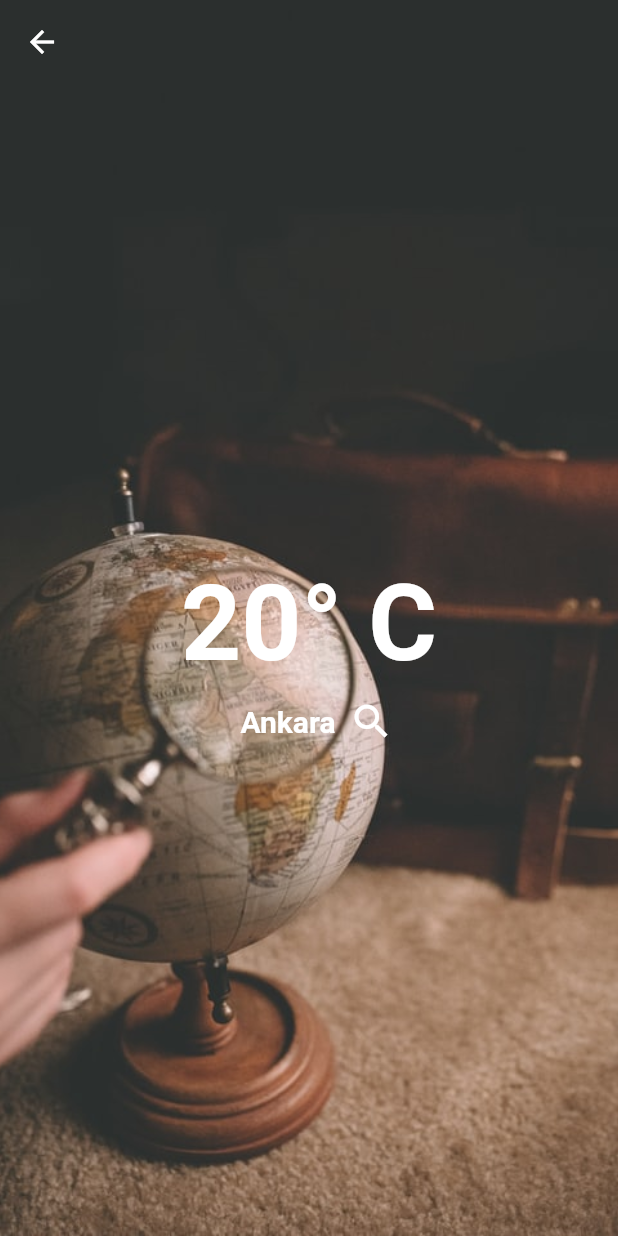
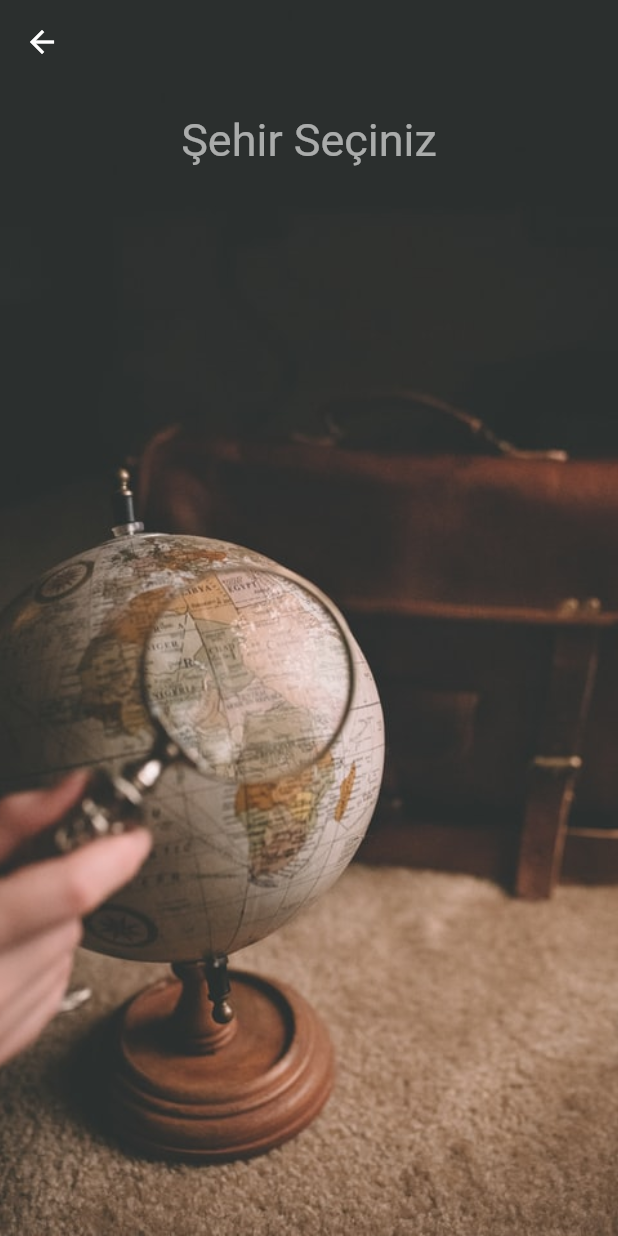
Before and after one commit to Yusufihsangorgel/hava_durumu, a Flutter app: the SearchPage screen opened directly, on a phone screen of 412 x 824 dp. Run offline on Flutter 3.47's test engine with Material 2 defaults, Android fonts, the phone set to English and light mode, and no system bars.

Commit message:
Update searchpage.dart

```diff
--- a/lib/searchpage.dart
+++ b/lib/searchpage.dart
@@ -25,35 +25,22 @@ class _SearchPageState extends State<SearchPage> {
         backgroundColor: Colors.transparent,
         body: Center(
           child: Column(
-            mainAxisAlignment: MainAxisAlignment.center,
             children: [
-              Text(
-                "20° C",
-                style: TextStyle(
-                  fontSize: 70,
-                  fontWeight: FontWeight.w600,
+              Padding(
+                padding: const EdgeInsets.symmetric(horizontal: 50),
+                child: TextField(
+                  decoration: InputDecoration(
+                    hintText: "Şehir Seçiniz",
+                    border: OutlineInputBorder(
+                      borderSide: BorderSide.none,
+                    ),
+                  ),
+                  style: TextStyle(
+                    fontSize: 30,
+                  ),
+                  textAlign: TextAlign.center,
                 ),
               ),
-              Row(
-                mainAxisAlignment: MainAxisAlignment.center,
-                children: [
-                  Padding(
-                    padding: const EdgeInsets.only(left: 20),
-                    child: Text(
-                      "Ankara",
-                      style:
-                          TextStyle(fontWeight: FontWeight.bold, fontSize: 20),
-                    ),
-                  ),
-                  IconButton(
-                    onPressed: () {},
-                    icon: Icon(
-                      Icons.search,
-                      size: 30,
-                    ),
-                  )
-                ],
-              )
             ],
           ),
         ),
```
